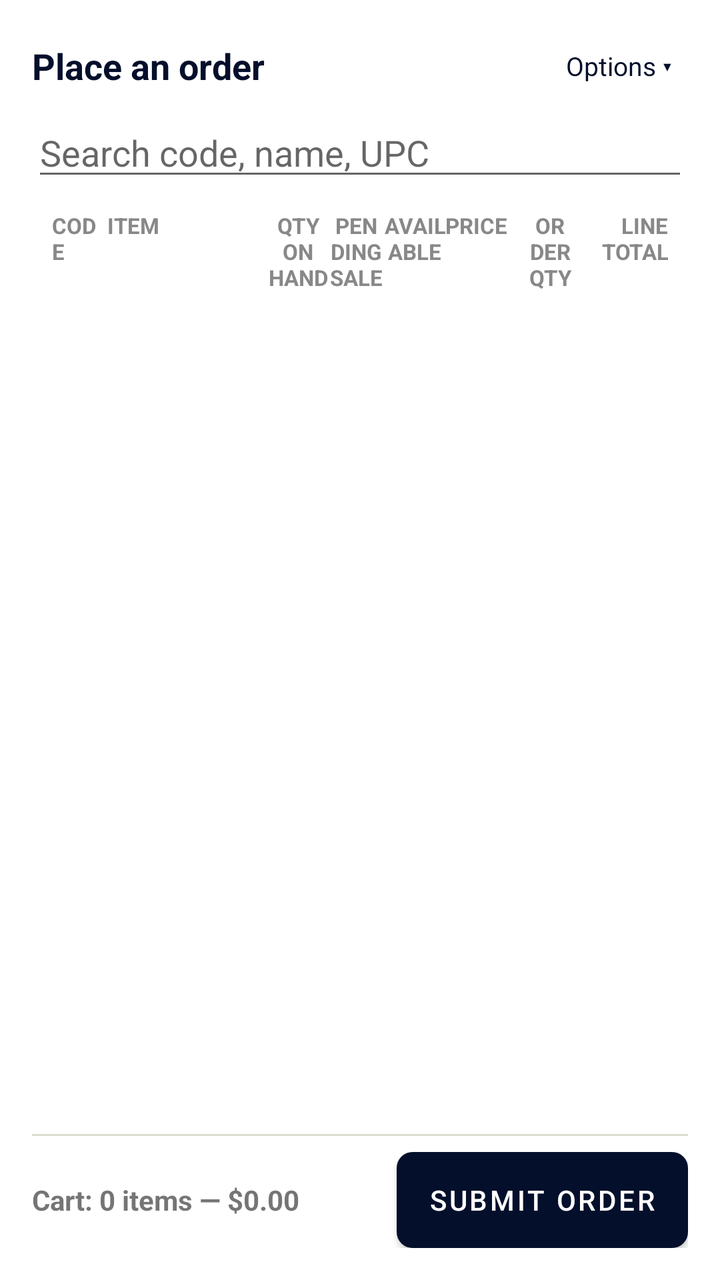
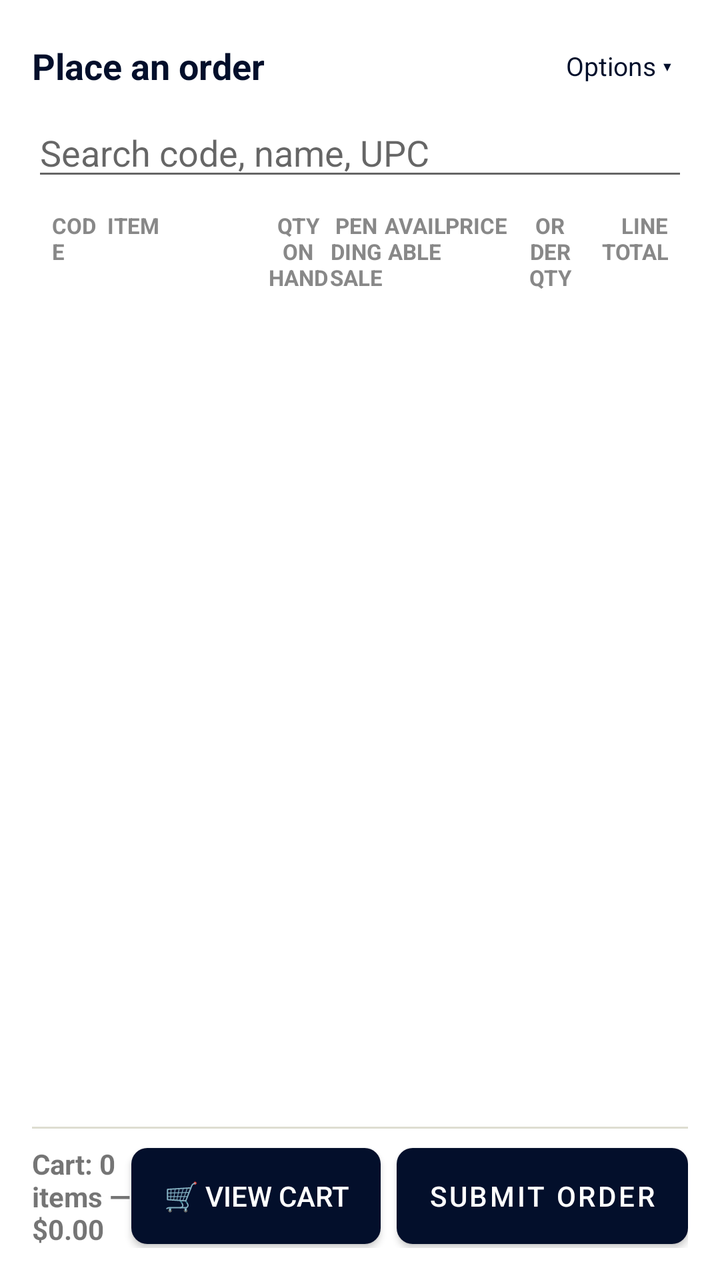

Two renders of the same Android screen: before a commit and after it. Below are the layout's source before the change and the commit's diff.
<!-- AndroidManifest.xml: application theme Theme.LiquorBeeWholesale -->
<!-- res/layout/fragment_place_order.xml -->
<?xml version="1.0" encoding="utf-8"?>
<FrameLayout xmlns:android="http://schemas.android.com/apk/res/android"
    android:layout_width="match_parent"
    android:layout_height="match_parent">

    <LinearLayout
        android:layout_width="match_parent"
        android:layout_height="match_parent"
        android:orientation="vertical"
        android:padding="16dp">

        <LinearLayout
            android:layout_width="match_parent"
            android:layout_height="wrap_content"
            android:orientation="horizontal"
            android:gravity="center_vertical">
            <TextView
                android:layout_width="0dp"
                android:layout_height="wrap_content"
                android:layout_weight="1"
                android:text="Place an order"
                android:textStyle="bold"
                android:textSize="18sp"
                android:textColor="@color/purple_primary" />
            <TextView
                android:id="@+id/textToggleOptions"
                android:layout_width="wrap_content"
                android:layout_height="wrap_content"
                android:text="Options ▾"
                android:textSize="13sp"
                android:textColor="@color/purple_primary"
                android:padding="8dp"
                android:clickable="true"
                android:focusable="true" />
        </LinearLayout>

        <EditText
            android:id="@+id/editSearch"
            android:layout_width="match_parent"
            android:layout_height="wrap_content"
            android:hint="Search code, name, UPC"
            android:layout_marginTop="4dp" />

        
        <LinearLayout
            android:id="@+id/groupOptions"
            android:layout_width="match_parent"
            android:layout_height="wrap_content"
            android:orientation="vertical"
            android:visibility="gone">

            <TextView
                android:layout_width="match_parent"
                android:layout_height="wrap_content"
                android:text="Select a linked account and place a draft order on their behalf."
                android:textColor="#888888"
                android:textSize="12sp"
                android:layout_marginTop="8dp" />

            <LinearLayout
                android:layout_width="match_parent"
                android:layout_height="wrap_content"
                android:orientation="horizontal"
                android:gravity="center_vertical"
                android:layout_marginTop="4dp">
                <FrameLayout
                    android:layout_width="0dp"
                    android:layout_height="wrap_content"
                    android:layout_weight="1"
                    android:layout_marginEnd="8dp">
                    <Spinner
                        android:id="@+id/spinnerAccount"
                        android:layout_width="match_parent"
                        android:layout_height="wrap_content"
                        android:background="@drawable/bg_dropdown_field" />
                </FrameLayout>
                <Button
                    android:id="@+id/buttonLoadCatalog"
                    style="?android:attr/buttonStyleSmall"
                    android:layout_width="wrap_content"
                    android:layout_height="wrap_content"
                    android:text="Refresh Catalog"
                    android:background="@drawable/bg_button_dark"
                    android:textColor="@color/white" />
            </LinearLayout>

            <LinearLayout
                android:layout_width="match_parent"
                android:layout_height="wrap_content"
                android:orientation="horizontal"
                android:layout_marginTop="4dp">
                <CheckBox
                    android:id="@+id/checkboxInStockOnly"
                    android:layout_width="wrap_content"
                    android:layout_height="wrap_content"
                    android:text="In Stock Only" />
                <CheckBox
                    android:id="@+id/checkboxLimitQtyOnHand"
                    android:layout_width="wrap_content"
                    android:layout_height="wrap_content"
                    android:text="Limit Qty On Hand"
                    android:layout_marginStart="16dp" />
            </LinearLayout>
        </LinearLayout>

        <ProgressBar
            android:id="@+id/progressLoading"
            android:layout_width="wrap_content"
            android:layout_height="wrap_content"
            android:layout_gravity="center"
            android:layout_marginTop="16dp"
            android:visibility="gone" />

        <TextView
            android:id="@+id/textEmpty"
            android:layout_width="match_parent"
            android:layout_height="wrap_content"
            android:textColor="#888888"
            android:gravity="center"
            android:layout_marginTop="24dp"
            android:visibility="gone" />

        
        <LinearLayout
            android:layout_width="match_parent"
            android:layout_height="wrap_content"
            android:orientation="horizontal"
            android:paddingHorizontal="10dp"
            android:paddingTop="10dp">
            <TextView android:layout_width="0dp" android:layout_height="wrap_content" android:layout_weight="0.9" android:text="CODE" android:textStyle="bold" android:textSize="11sp" android:textColor="#888888" />
            <TextView android:layout_width="0dp" android:layout_height="wrap_content" android:layout_weight="2.6" android:text="ITEM" android:textStyle="bold" android:textSize="11sp" android:textColor="#888888" />
            <TextView android:layout_width="0dp" android:layout_height="wrap_content" android:layout_weight="1" android:gravity="center" android:text="QTY ON HAND" android:textStyle="bold" android:textSize="11sp" android:textColor="#888888" />
            <TextView android:layout_width="0dp" android:layout_height="wrap_content" android:layout_weight="0.9" android:gravity="center" android:text="PENDING SALE" android:textStyle="bold" android:textSize="11sp" android:textColor="#888888" />
            <TextView android:layout_width="0dp" android:layout_height="wrap_content" android:layout_weight="1" android:gravity="center" android:text="AVAILABLE" android:textStyle="bold" android:textSize="11sp" android:textColor="#888888" />
            <TextView android:layout_width="0dp" android:layout_height="wrap_content" android:layout_weight="1" android:gravity="center" android:text="PRICE" android:textStyle="bold" android:textSize="11sp" android:textColor="#888888" />
            <TextView android:layout_width="0dp" android:layout_height="wrap_content" android:layout_weight="1" android:gravity="center" android:text="ORDER QTY" android:textStyle="bold" android:textSize="11sp" android:textColor="#888888" android:layout_marginHorizontal="6dp" />
            <TextView android:layout_width="0dp" android:layout_height="wrap_content" android:layout_weight="1.2" android:gravity="end" android:text="LINE TOTAL" android:textStyle="bold" android:textSize="11sp" android:textColor="#888888" />
        </LinearLayout>

        <androidx.recyclerview.widget.RecyclerView
            android:id="@+id/recyclerCatalog"
            android:layout_width="match_parent"
            android:layout_height="0dp"
            android:layout_weight="1"
            android:layout_marginTop="4dp" />

        <View
            android:layout_width="match_parent"
            android:layout_height="1dp"
            android:background="#DEDDD1"
            android:layout_marginTop="4dp" />

        <LinearLayout
            android:layout_width="match_parent"
            android:layout_height="wrap_content"
            android:orientation="horizontal"
            android:gravity="center_vertical"
            android:layout_marginTop="8dp">
            <TextView
                android:id="@+id/textCartTotal"
                android:layout_width="0dp"
                android:layout_height="wrap_content"
                android:layout_weight="1"
                android:textStyle="bold"
                android:text="Cart: 0 items — $0.00" />
            <ProgressBar
                android:id="@+id/progressSubmitting"
                android:layout_width="24dp"
                android:layout_height="24dp"
                android:layout_marginEnd="10dp"
                android:indeterminate="true"
                android:visibility="gone" />
            <Button
                android:id="@+id/buttonSubmitOrder"
                android:layout_width="wrap_content"
                android:layout_height="wrap_content"
                android:text="Submit Order"
                android:background="@drawable/bg_button_primary"
                android:textColor="@color/white" />
        </LinearLayout>

        <TextView
            android:id="@+id/textMessage"
            android:layout_width="match_parent"
            android:layout_height="wrap_content"
            android:layout_marginTop="6dp"
            android:visibility="gone" />

    </LinearLayout>

    
    <FrameLayout
        android:id="@+id/celebrationOverlay"
        android:layout_width="match_parent"
        android:layout_height="match_parent"
        android:background="#D1081029"
        android:visibility="gone"
        android:clickable="true"
        android:focusable="true">
        <LinearLayout
            android:layout_width="320dp"
            android:layout_height="wrap_content"
            android:layout_gravity="center"
            android:orientation="vertical"
            android:gravity="center_horizontal"
            android:background="@drawable/bg_modal_card"
            android:padding="24dp"
            android:elevation="8dp">
            <ImageView
                android:id="@+id/imageCelebration"
                android:layout_width="match_parent"
                android:layout_height="200dp"
                android:scaleType="centerCrop"
                android:background="@drawable/bg_dropdown_field" />
            <TextView
                android:id="@+id/textCelebrationHeadline"
                android:layout_width="wrap_content"
                android:layout_height="wrap_content"
                android:text="Order placed"
                android:textStyle="bold"
                android:textSize="26sp"
                android:textColor="#0D1F36"
                android:layout_marginTop="16dp" />
            <TextView
                android:id="@+id/textCelebrationMessage"
                android:layout_width="wrap_content"
                android:layout_height="wrap_content"
                android:textColor="#4F647A"
                android:textSize="15sp"
                android:gravity="center"
                android:layout_marginTop="8dp" />
        </LinearLayout>
    </FrameLayout>

</FrameLayout>
<!-- resources referenced by this layout -->
<resources>
  <color name="purple_primary">#030F2B</color>
  <color name="white">#FFFFFFFF</color>
  <!-- drawable bg_button_dark (drawable) -->
  <?xml version="1.0" encoding="utf-8"?>
  <shape xmlns:android="http://schemas.android.com/apk/res/android" android:shape="rectangle">
      <solid android:color="@color/purple_dark" />
      <corners android:radius="8dp" />
  </shape>
  <!-- drawable bg_button_primary (drawable) -->
  <?xml version="1.0" encoding="utf-8"?>
  <shape xmlns:android="http://schemas.android.com/apk/res/android" android:shape="rectangle">
      <solid android:color="@color/purple_primary" />
      <corners android:radius="8dp" />
  </shape>
  <!-- drawable bg_dropdown_field (drawable) -->
  <?xml version="1.0" encoding="utf-8"?>
  <shape xmlns:android="http://schemas.android.com/apk/res/android" android:shape="rectangle">
      <solid android:color="@color/white" />
      <stroke android:width="1.5dp" android:color="@color/purple_primary" />
      <corners android:radius="8dp" />
      <padding android:left="12dp" android:top="10dp" android:right="36dp" android:bottom="10dp" />
  </shape>
  <!-- drawable bg_modal_card (drawable) -->
  <?xml version="1.0" encoding="utf-8"?>
  <shape xmlns:android="http://schemas.android.com/apk/res/android" android:shape="rectangle">
      <solid android:color="#FFFFFF" />
      <corners android:radius="20dp" />
  </shape>
  <style name="Theme.LiquorBeeWholesale" parent="Theme.MaterialComponents.DayNight.NoActionBar">
          <item name="colorPrimary">@color/purple_primary</item>
          <item name="colorPrimaryDark">@color/purple_dark</item>
          <item name="colorAccent">@color/purple_primary</item>
          <item name="android:statusBarColor" tools:targetApi="l">@color/purple_dark</item>
      </style>
  <color name="purple_dark">#020A20</color>
</resources>

<!-- the commit's change to res/layout/fragment_place_order.xml (unified diff, before → after) -->
@@ -163,6 +163,15 @@
                 android:layout_weight="1"
                 android:textStyle="bold"
                 android:text="Cart: 0 items — $0.00" />
+            <Button
+                android:id="@+id/buttonViewCart"
+                style="?android:attr/buttonStyleSmall"
+                android:layout_width="wrap_content"
+                android:layout_height="wrap_content"
+                android:layout_marginEnd="8dp"
+                android:text="🛒 View Cart"
+                android:background="@drawable/bg_button_dark"
+                android:textColor="@color/white" />
             <ProgressBar
                 android:id="@+id/progressSubmitting"
                 android:layout_width="24dp"
